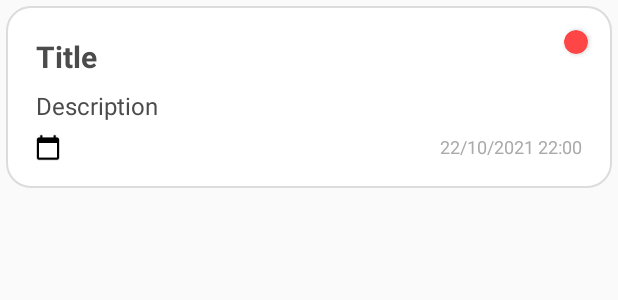
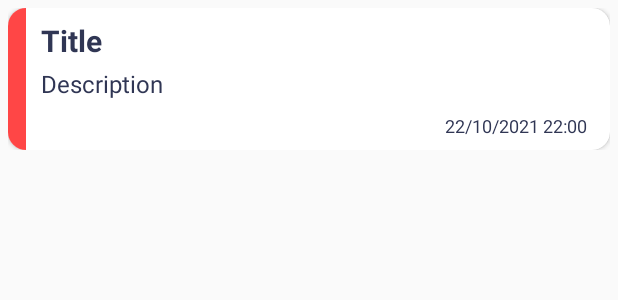
Before and after one commit to diegoamribeiro/ToDo_App_Room_MVVM, an Android app: the layout row_layout.xml on its own in the app's theme, with its tools: preview values and no code run, on a phone screen of 412 x 824 dp. Shown: the top 300 px of the screen. Run offline under Robolectric (Android 15) with nearby library versions, the phone set to English and light mode, and no system bars.

Commit message:
change main layout

```diff
--- a/app/src/main/java/com/diegoribeiro/todoapp/MainActivity.kt
+++ b/app/src/main/java/com/diegoribeiro/todoapp/MainActivity.kt
@@ -1,6 +1,7 @@
 package com.diegoribeiro.todoapp
 
 import android.os.Bundle
+import android.text.Html
 import androidx.appcompat.app.AppCompatActivity
 import androidx.navigation.findNavController
 import androidx.navigation.ui.setupActionBarWithNavController
@@ -12,6 +13,8 @@ class MainActivity : AppCompatActivity(){
 
         setupActionBarWithNavController(findNavController(R.id.navHostFragment))
 
+        supportActionBar?.title = Html.fromHtml("<font color=\"red\">" + "TAREFAS" + "</font>")
+        supportActionBar?.elevation = 0f
     }
     override fun onSupportNavigateUp(): Boolean{
         val navController = findNavController(R.id.navHostFragment)
--- a/app/src/main/java/com/diegoribeiro/todoapp/data/models/ToDoDateTime.kt
+++ b/app/src/main/java/com/diegoribeiro/todoapp/data/models/ToDoDateTime.kt
@@ -14,10 +14,10 @@ data class ToDoDateTime(
     fun isTimeReady(): Boolean{
         return hour != 0
     }
+
     fun getDateTime(): String{
         return "${String.format("%02d", day)}/" +
-                "${String.format("%02d", month)}/" +
-                "$year - " +
+                "${String.format("%02d", month)} -" +
                 "${String.format("%02d", hour)}:" +
                 String.format("%02d", minute)
     }
--- /dev/null
+++ b/app/src/main/res/drawable/ic_priority_green.xml
@@ -0,0 +1,5 @@
+<vector android:height="24dp" android:tint="#5CD079"
+    android:viewportHeight="24" android:viewportWidth="24"
+    android:width="24dp" xmlns:android="http://schemas.android.com/apk/res/android">
+    <path android:fillColor="@android:color/white" android:pathData="M11,15h2v2h-2zM11,7h2v6h-2zM11.99,2C6.47,2 2,6.48 2,12s4.47,10 9.99,10C17.52,22 22,17.52 22,12S17.52,2 11.99,2zM12,20c-4.42,0 -8,-3.58 -8,-8s3.58,-8 8,-8 8,3.58 8,8 -3.58,8 -8,8z"/>
+</vector>
--- /dev/null
+++ b/app/src/main/res/drawable/ic_priority_red.xml
@@ -0,0 +1,5 @@
+<vector android:height="24dp" android:tint="#FE3C30"
+    android:viewportHeight="24" android:viewportWidth="24"
+    android:width="24dp" xmlns:android="http://schemas.android.com/apk/res/android">
+    <path android:fillColor="@android:color/white" android:pathData="M11,15h2v2h-2zM11,7h2v6h-2zM11.99,2C6.47,2 2,6.48 2,12s4.47,10 9.99,10C17.52,22 22,17.52 22,12S17.52,2 11.99,2zM12,20c-4.42,0 -8,-3.58 -8,-8s3.58,-8 8,-8 8,3.58 8,8 -3.58,8 -8,8z"/>
+</vector>
--- /dev/null
+++ b/app/src/main/res/drawable/ic_priority_yellow.xml
@@ -0,0 +1,5 @@
+<vector android:height="24dp" android:tint="#FFBF00"
+    android:viewportHeight="24" android:viewportWidth="24"
+    android:width="24dp" xmlns:android="http://schemas.android.com/apk/res/android">
+    <path android:fillColor="@android:color/white" android:pathData="M11,15h2v2h-2zM11,7h2v6h-2zM11.99,2C6.47,2 2,6.48 2,12s4.47,10 9.99,10C17.52,22 22,17.52 22,12S17.52,2 11.99,2zM12,20c-4.42,0 -8,-3.58 -8,-8s3.58,-8 8,-8 8,3.58 8,8 -3.58,8 -8,8z"/>
+</vector>
--- a/app/src/main/res/layout/row_layout.xml
+++ b/app/src/main/res/layout/row_layout.xml
@@ -1,70 +1,91 @@
 <?xml version="1.0" encoding="utf-8"?>
+
 <androidx.constraintlayout.widget.ConstraintLayout
     xmlns:android="http://schemas.android.com/apk/res/android"
     xmlns:app="http://schemas.android.com/apk/res-auto"
+    xmlns:tools="http://schemas.android.com/tools"
     android:layout_width="match_parent"
     android:layout_height="wrap_content"
-    xmlns:tools="http://schemas.android.com/tools"
-    android:layout_margin="4dp">
+    android:layout_margin="5dp"
+    android:backgroundTint="@android:color/transparent"
+    >
+
+<androidx.cardview.widget.CardView
+    android:layout_width="0dp"
+    android:layout_height="wrap_content"
+    app:cardCornerRadius="12dp"
+    app:layout_constraintStart_toStartOf="parent"
+    app:layout_constraintEnd_toEndOf="parent"
+    app:layout_constraintTop_toTopOf="parent"
+    app:layout_constraintBottom_toBottomOf="parent"
+    >
 
     <androidx.constraintlayout.widget.ConstraintLayout
         android:id="@+id/row_background"
         android:layout_width="match_parent"
-        android:layout_height="match_parent"
-        android:background="@drawable/item_background"
-        android:paddingBottom="10dp"
-        app:layout_constraintBottom_toBottomOf="parent"
-        app:layout_constraintEnd_toEndOf="parent"
-        app:layout_constraintHorizontal_bias="0.5"
-        app:layout_constraintStart_toStartOf="parent"
-        app:layout_constraintTop_toTopOf="parent">
+        android:layout_height="wrap_content"
+        >
+
+        <View
+            android:id="@+id/priority_line"
+            android:layout_width="12dp"
+            android:layout_height="0dp"
+            android:background="@color/red"
+            app:layout_constraintTop_toTopOf="parent"
+            app:layout_constraintStart_toStartOf="parent"
+            app:layout_constraintBottom_toBottomOf="parent"
+            />
 
         <TextView
             android:id="@+id/title_txt"
             android:layout_width="0dp"
             android:layout_height="wrap_content"
-            android:layout_margin="20dp"
-            android:layout_marginStart="16dp"
+            android:layout_marginEnd="20dp"
+            android:layout_marginStart="10dp"
             android:layout_marginTop="8dp"
-            android:layout_marginEnd="8dp"
             android:text="@string/title"
-            android:textColor="@color/darkGray"
+            android:textColor="@color/darkBlue"
             android:textSize="20sp"
             android:textStyle="bold"
-            app:layout_constraintEnd_toStartOf="@+id/priority_indicator"
-            app:layout_constraintStart_toStartOf="parent"
-            app:layout_constraintTop_toTopOf="parent" />
+            app:layout_constraintEnd_toEndOf="parent"
+            app:layout_constraintStart_toEndOf="@id/priority_line"
+            app:layout_constraintTop_toTopOf="parent"
+            />
 
         <TextView
             android:id="@+id/description_txt"
-            android:layout_width="match_parent"
+            android:layout_width="0dp"
             android:layout_height="wrap_content"
-            android:layout_marginStart="20dp"
-            android:layout_marginTop="8dp"
+            android:layout_marginTop="4dp"
             android:layout_marginEnd="16dp"
+            android:paddingBottom="5dp"
             android:maxLength="300"
             android:text="@string/description"
-            android:textColor="@color/darkGray"
+            android:textColor="@color/darkBlue"
             android:textSize="16sp"
+            android:ellipsize="end"
+            android:maxLines="5"
             app:layout_constraintEnd_toEndOf="parent"
-            app:layout_constraintHorizontal_bias="0.0"
-            app:layout_constraintStart_toStartOf="parent"
-            app:layout_constraintTop_toBottomOf="@id/title_txt" />
+            app:layout_constraintStart_toStartOf="@id/title_txt"
+            app:layout_constraintTop_toBottomOf="@id/title_txt"
+            />
 
         <TextView
-            android:id="@+id/deadline_txt"
+            android:id="@+id/deadline_date"
             android:layout_width="wrap_content"
-            android:layout_height="0dp"
-            android:layout_marginTop="8dp"
-            android:layout_marginEnd="20dp"
+            android:layout_height="wrap_content"
+            android:maxLength="300"
+            android:textColor="@color/darkBlue"
+            android:textSize="12sp"
+            android:layout_marginEnd="15dp"
+            android:layout_marginTop="3dp"
             android:layout_marginBottom="8dp"
-            android:maxLength="300"
-            android:textColor="@android:color/darker_gray"
-            android:textSize="12sp"
+            android:gravity="center"
+            tools:text="22/10/2021 22:00"
+            app:layout_constraintTop_toBottomOf="@id/description_txt"
+            app:layout_constraintEnd_toEndOf="parent"
             app:layout_constraintBottom_toBottomOf="parent"
-            app:layout_constraintEnd_toEndOf="parent"
-            app:layout_constraintTop_toBottomOf="@id/description_txt"
-            tools:text="22/10/2021 22:00" />
+            />
 
         <ImageView
             android:id="@+id/ic_calendar"
@@ -76,22 +97,11 @@
             android:contentDescription="@string/calendar_icon"
             android:foregroundGravity="left"
             android:src="@drawable/ic_calendar_black"
+            android:visibility="gone"
             app:layout_constraintBottom_toBottomOf="parent"
             app:layout_constraintStart_toStartOf="parent"
             app:layout_constraintTop_toBottomOf="@id/description_txt" />
 
-        <androidx.cardview.widget.CardView
-            android:id="@+id/priority_indicator"
-            android:layout_width="16dp"
-            android:layout_height="16dp"
-            android:layout_marginTop="16dp"
-            android:layout_marginEnd="16dp"
-            app:cardBackgroundColor="@color/red"
-            app:cardCornerRadius="8dp"
-            app:layout_constraintEnd_toEndOf="parent"
-            app:layout_constraintTop_toTopOf="parent"
-            />
-
-
     </androidx.constraintlayout.widget.ConstraintLayout>
+</androidx.cardview.widget.CardView>
 </androidx.constraintlayout.widget.ConstraintLayout>
--- a/app/src/main/res/menu/list_fragment_menu.xml
+++ b/app/src/main/res/menu/list_fragment_menu.xml
@@ -6,7 +6,6 @@
     android:id="@+id/menu_search"
     android:title="@string/search"
     android:icon="@drawable/ic_search"
-
     app:showAsAction="ifRoom"
     app:actionViewClass="androidx.appcompat.widget.SearchView"/>
 
--- a/app/src/main/res/values/colors.xml
+++ b/app/src/main/res/values/colors.xml
@@ -3,11 +3,12 @@
     <color name="colorPrimary">#6200EA</color>
     <color name="colorPrimaryDark">#5502C8</color>
     <color name="colorAccent">#9D46FF</color>
-
     <color name="white">#FFFFFF</color>
-    <color name="lightGray">#E6E6E6</color>
+    <color name="lightGray">#E9EDF5</color>
     <color name="darkGray">#4B4B4B</color>
     <color name="red">#FF4646</color>
     <color name="yellow">#FFC114</color>
     <color name="green">#00C980</color>
+    <color name="darkBlue">#303654</color>
+    <color name="orange">#FFC107</color>
 </resources>
--- a/app/src/main/res/values/styles.xml
+++ b/app/src/main/res/values/styles.xml
@@ -2,9 +2,8 @@
     <!-- Base application theme. -->
     <style name="AppTheme" parent="Theme.AppCompat.Light.DarkActionBar">
         <!-- Customize your theme here. -->
-        <item name="colorPrimary">@color/colorPrimary</item>
-        <item name="colorPrimaryDark">@color/colorPrimaryDark</item>
-        <item name="colorAccent">@color/colorAccent</item>
+        <item name="colorPrimary">@color/lightGray</item>
+        <item name="colorPrimaryDark">#E6303654</item>
+        <item name="colorAccent">@color/orange</item>
     </style>
-
 </resources>
```
Also changed, not shown: app/src/main/java/com/diegoribeiro/todoapp/fragments/list/adapter/ListAdapter.kt (+16 -6 lines), app/src/main/res/layout/fragment_list.xml (+8 -2 lines).
